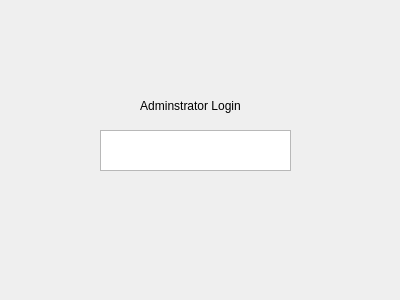
Qt form BaseballStadiumPlanner/adminlogin.ui (frimbraza/Baseball-Stadium-Project) before a commit.
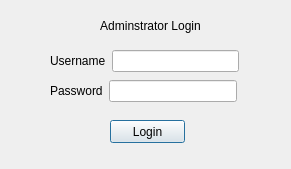
The same form after that commit.

```diff
--- a/BaseballStadiumPlanner/adminlogin.ui
+++ b/BaseballStadiumPlanner/adminlogin.ui
@@ -6,8 +6,8 @@
    <rect>
     <x>0</x>
     <y>0</y>
-    <width>400</width>
-    <height>300</height>
+    <width>291</width>
+    <height>169</height>
    </rect>
   </property>
   <property name="windowTitle">
@@ -16,8 +16,8 @@
   <widget class="QLabel" name="label">
    <property name="geometry">
     <rect>
-     <x>120</x>
-     <y>90</y>
+     <x>80</x>
+     <y>10</y>
      <width>141</width>
      <height>31</height>
     </rect>
@@ -29,15 +29,79 @@
     <set>Qt::AlignCenter</set>
    </property>
   </widget>
-  <widget class="QPlainTextEdit" name="plainTextEdit">
+  <widget class="QPushButton" name="pushButton">
    <property name="geometry">
     <rect>
-     <x>100</x>
-     <y>130</y>
-     <width>191</width>
-     <height>41</height>
+     <x>110</x>
+     <y>120</y>
+     <width>75</width>
+     <height>23</height>
     </rect>
    </property>
+   <property name="text">
+    <string>Login</string>
+   </property>
+  </widget>
+  <widget class="QLabel" name="label_LoginText">
+   <property name="geometry">
+    <rect>
+     <x>50</x>
+     <y>150</y>
+     <width>201</width>
+     <height>20</height>
+    </rect>
+   </property>
+   <property name="text">
+    <string/>
+   </property>
+  </widget>
+  <widget class="QWidget" name="layoutWidget">
+   <property name="geometry">
+    <rect>
+     <x>50</x>
+     <y>50</y>
+     <width>189</width>
+     <height>22</height>
+    </rect>
+   </property>
+   <layout class="QHBoxLayout" name="horizontalLayout">
+    <item>
+     <widget class="QLabel" name="label_2">
+      <property name="text">
+       <string>Username</string>
+      </property>
+     </widget>
+    </item>
+    <item>
+     <widget class="QLineEdit" name="LineEdit_Username"/>
+    </item>
+   </layout>
+  </widget>
+  <widget class="QWidget" name="layoutWidget">
+   <property name="geometry">
+    <rect>
+     <x>50</x>
+     <y>80</y>
+     <width>187</width>
+     <height>22</height>
+    </rect>
+   </property>
+   <layout class="QHBoxLayout" name="horizontalLayout_2">
+    <item>
+     <widget class="QLabel" name="label_3">
+      <property name="text">
+       <string>Password</string>
+      </property>
+     </widget>
+    </item>
+    <item>
+     <widget class="QLineEdit" name="LineEdit_Password">
+      <property name="echoMode">
+       <enum>QLineEdit::Password</enum>
+      </property>
+     </widget>
+    </item>
+   </layout>
   </widget>
  </widget>
  <resources/>
```
